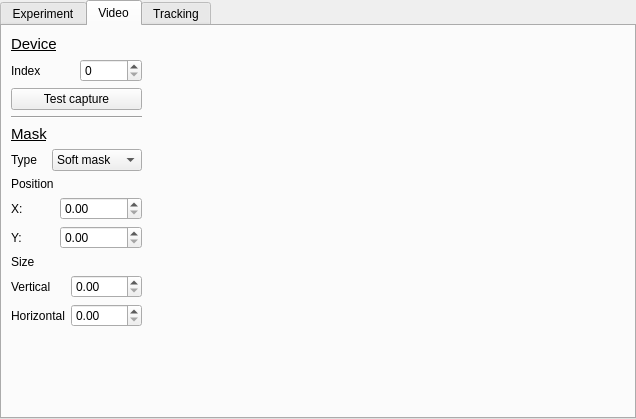
The window that configwindow.ui (fgu-cas/kachna-tracker) describes before a commit, drawn with Qt 5.
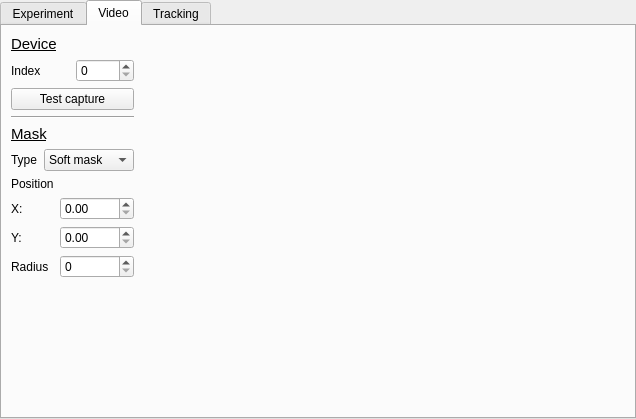
The same window after the commit. The open tabs and pages were chosen to show the change.

Commit message:
change elliptical mask to circular
existing analysis tool expect the arena to be circular

```diff
--- a/configwindow.ui
+++ b/configwindow.ui
@@ -486,42 +486,17 @@
           </property>
          </widget>
         </item>
-       </layout>
-      </item>
-      <item>
-       <layout class="QFormLayout" name="formLayout_9">
-        <item row="0" column="0">
-         <widget class="QLabel" name="label_27">
-          <property name="text">
-           <string>Size</string>
-          </property>
-         </widget>
-        </item>
-        <item row="1" column="0">
+        <item row="4" column="0">
          <widget class="QLabel" name="label_28">
           <property name="text">
-           <string>Vertical</string>
+           <string>Radius</string>
           </property>
          </widget>
         </item>
-        <item row="1" column="1">
-         <widget class="QDoubleSpinBox" name="maskVBox">
+        <item row="4" column="1">
+         <widget class="QSpinBox" name="maskRadiusBox">
           <property name="maximum">
-           <double>9999.000000000000000</double>
-          </property>
-         </widget>
-        </item>
-        <item row="2" column="0">
-         <widget class="QLabel" name="label_29">
-          <property name="text">
-           <string>Horizontal</string>
-          </property>
-         </widget>
-        </item>
-        <item row="2" column="1">
-         <widget class="QDoubleSpinBox" name="maskHBox">
-          <property name="maximum">
-           <double>9999.989999999999782</double>
+           <number>9999</number>
           </property>
          </widget>
         </item>
```
The commit also changes 3 other files.
